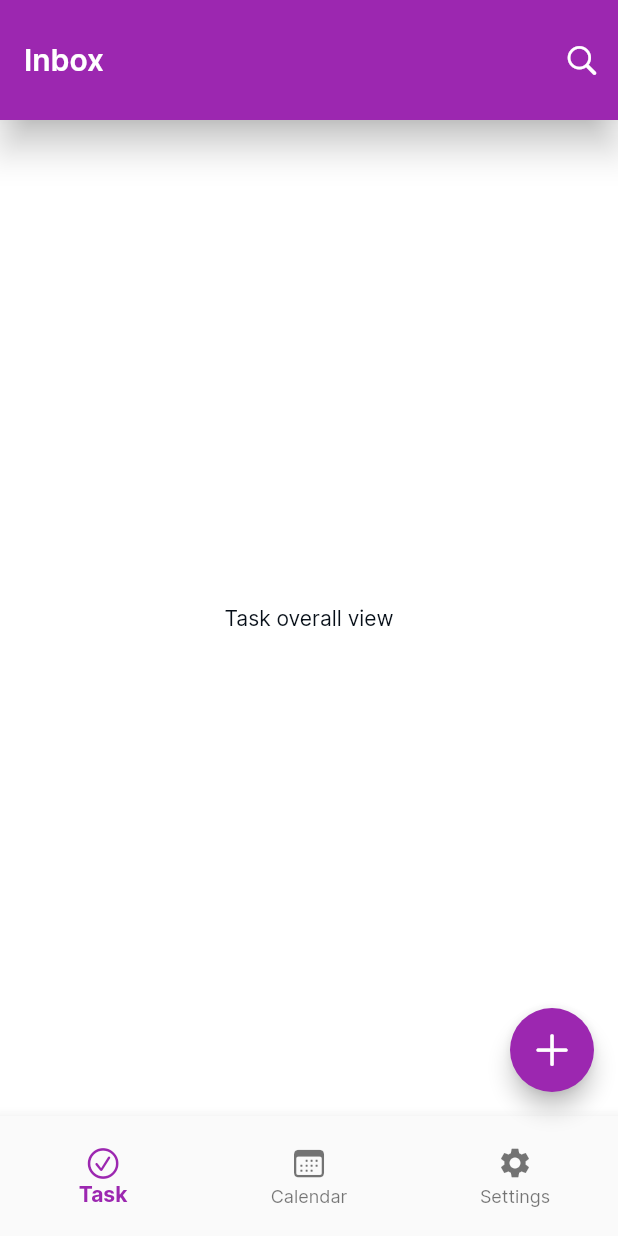
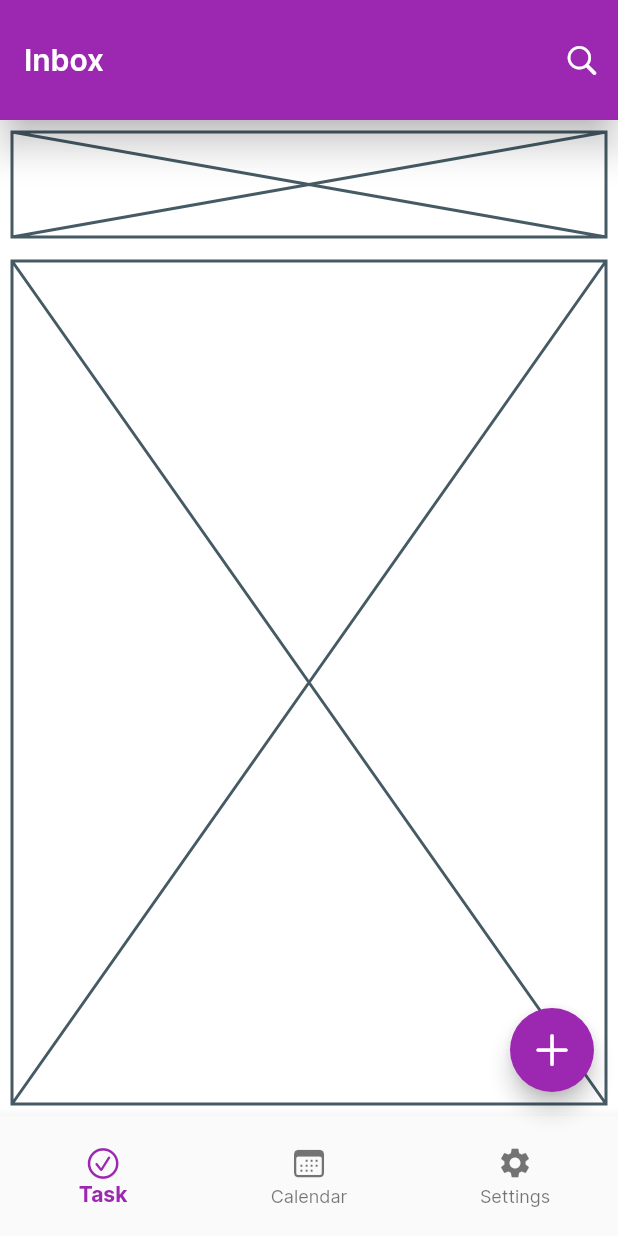
Before and after one commit to pnd280/taskly, a Flutter app: the screen it shows after launch, on a phone screen of 412 x 824 dp. Run offline on Flutter 3.47's test engine with Material 2 defaults, Android fonts, the phone set to English and light mode, and no system bars.

Commit message:
add wireframe

```diff
--- a/lib/pages/task_overall_view.dart
+++ b/lib/pages/task_overall_view.dart
@@ -10,9 +10,26 @@ class TaskOverallViewPage extends StatefulWidget {
 class _TaskOverallViewPageState extends State<TaskOverallViewPage> {
   @override
   Widget build(BuildContext context) {
-    return const Scaffold(
+    return Scaffold(
       backgroundColor: Colors.white,
-      body: Center(child: Text('Task overall view')),
+      body: Column(
+        children: [
+          Padding(
+            padding: const EdgeInsets.all(8.0),
+            child: SizedBox(
+              width: double.infinity,
+              height: 70,
+              child: Placeholder(),
+            ),
+          ),
+          Expanded(
+            child: Padding(
+              padding: const EdgeInsets.all(8.0),
+              child: Placeholder(),
+            ),
+          ),
+        ],
+      ),
     );
   }
 }
```
